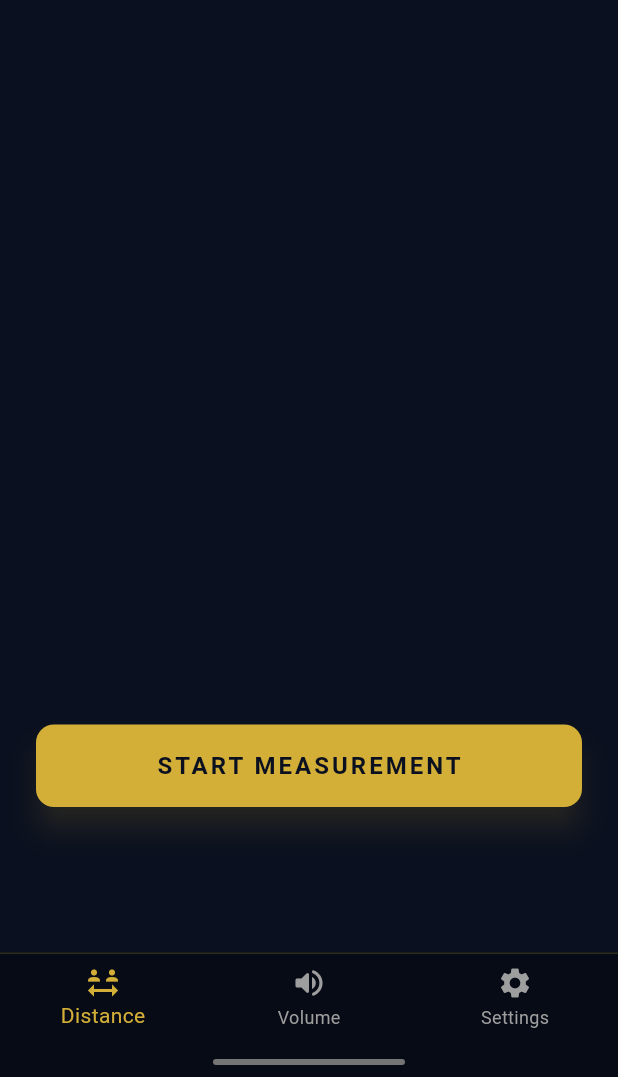
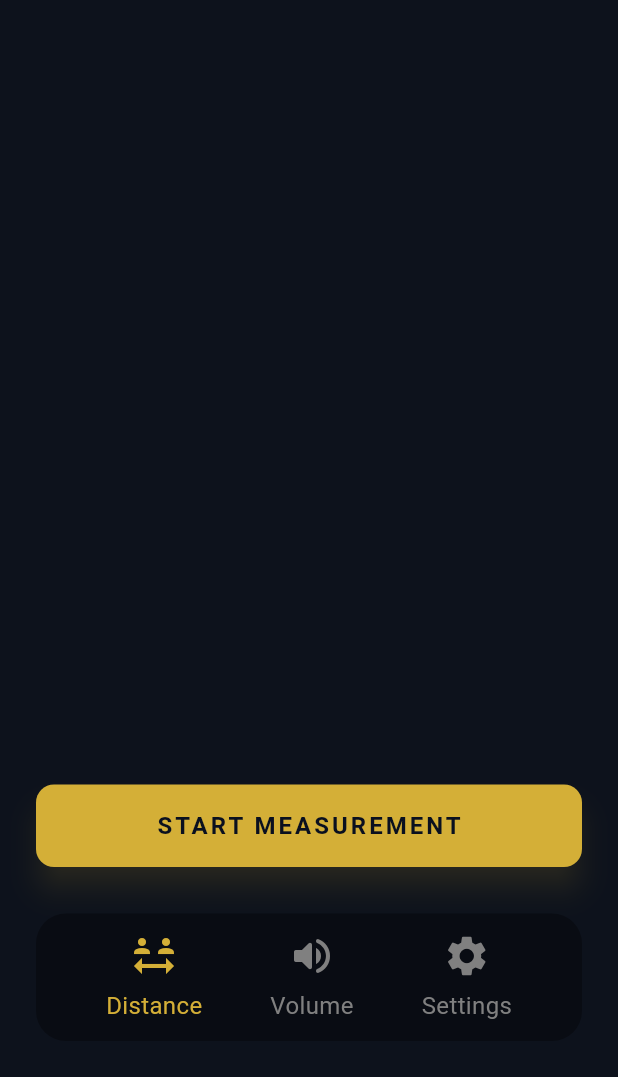
Before and after one commit to SyrenSystem/SyrenApp, a Flutter app: the screen it shows after launch, on a phone screen of 412 x 824 dp, the part 159-1236 px from its top. Run offline on Flutter 3.47's test engine with Material 3 defaults, Android fonts, the phone set to English and light mode, and no system bars; our stand-ins replace flutter_riverpod, shared_preferences; missing offline and left inert: libserialport, mqtt_client, usb_serial.

Commit message:
Looks slick af

```diff
--- a/lib/main.dart
+++ b/lib/main.dart
@@ -234,7 +234,7 @@ class _MainPageState extends ConsumerState<MainPage> {
             Positioned(
               left: 24,
               right: 24,
-              bottom: 180,
+              bottom: 140,
               child: ElevatedButton(
                 onPressed: _startMeasurement,
                 style: ElevatedButton.styleFrom(
@@ -259,55 +259,49 @@ class _MainPageState extends ConsumerState<MainPage> {
             ),
 
           Positioned(
-            left: 0,
-            right: 0,
-            bottom: 0,
+            left: 24,
+            right: 24,
+            bottom: 24,
             child: Container(
+              padding: const EdgeInsets.symmetric(horizontal: 24, vertical: 4),
               decoration: BoxDecoration(
-                color: Colors.black.withValues(alpha: 0.3),
-                border: Border(
-                  top: BorderSide(
-                    color: const Color(0xFFd4af37).withValues(alpha: 0.2),
-                    width: 1,
-                  ),
-                ),
+                color: const Color(0xFF090c13),
+                borderRadius: BorderRadius.circular(20),
               ),
               child: Column(
                 mainAxisSize: MainAxisSize.min,
                 children: [
-                  BottomNavigationBar(
-                    backgroundColor: Colors.transparent,
-                    elevation: 0,
-                    type: BottomNavigationBarType.fixed,
-                    items: const [
-                      BottomNavigationBarItem(
-                        icon: Icon(Icons.social_distance),
+                  Row(
+                    mainAxisAlignment: MainAxisAlignment.spaceAround,
+                    children: [
+                      _buildNavItem(
+                        icon: Icons.social_distance,
                         label: 'Distance',
+                        index: 0,
+                        isSelected: selectedNavIndex == 0,
+                        onTap: () {
+                          ref.read(selectedNavIndexProvider.notifier).state = 0;
+                        },
                       ),
-                      BottomNavigationBarItem(
-                        icon: Icon(Icons.volume_up_rounded),
+                      _buildNavItem(
+                        icon: Icons.volume_up_rounded,
                         label: 'Volume',
+                        index: 1,
+                        isSelected: selectedNavIndex == 1,
+                        onTap: () {
+                          ref.read(selectedNavIndexProvider.notifier).state = 1;
+                        },
                       ),
-                      BottomNavigationBarItem(
-                        icon: Icon(Icons.settings),
+                      _buildNavItem(
+                        icon: Icons.settings,
                         label: 'Settings',
+                        index: 2,
+                        isSelected: selectedNavIndex == 2,
+                        onTap: () {
+                          ref.read(selectedNavIndexProvider.notifier).state = 2;
+                        },
                       ),
                     ],
-                    currentIndex: selectedNavIndex,
-                    selectedItemColor: const Color(0xFFd4af37),
-                    unselectedItemColor: Colors.grey,
-                    onTap: (index) {
-                      ref.read(selectedNavIndexProvider.notifier).state = index;
-                    },
-                  ),
-                  Container(
-                    width: 128,
-                    height: 4,
-                    margin: const EdgeInsets.only(top: 12, bottom: 8),
-                    decoration: BoxDecoration(
-                      color: Colors.grey.shade600,
-                      borderRadius: BorderRadius.circular(2),
-                    ),
                   ),
                 ],
               ),
@@ -317,4 +311,39 @@ class _MainPageState extends ConsumerState<MainPage> {
       ),
     );
   }
+
+  Widget _buildNavItem({
+    required IconData icon,
+    required String label,
+    required int index,
+    required bool isSelected,
+    required VoidCallback onTap,
+  }) {
+    return InkWell(
+      onTap: onTap,
+      borderRadius: BorderRadius.circular(12),
+      child: Padding(
+        padding: const EdgeInsets.symmetric(horizontal: 20, vertical: 8),
+        child: Column(
+          mainAxisSize: MainAxisSize.min,
+          children: [
+            Icon(
+              icon,
+              color: isSelected ? const Color(0xFFd4af37) : const Color(0xFF808080),
+              size: 32,
+            ),
+            const SizedBox(height: 6),
+            Text(
+              label,
+              style: TextStyle(
+                color: isSelected ? const Color(0xFFd4af37) : const Color(0xFF808080),
+                fontSize: 16,
+                fontWeight: FontWeight.w400,
+              ),
+            ),
+          ],
+        ),
+      ),
+    );
+  }
 }
--- a/lib/ui/location_view_page.dart
+++ b/lib/ui/location_view_page.dart
@@ -22,7 +22,7 @@ class _LocationViewPageState extends State<LocationViewPage> {
   Widget build(BuildContext context) {
     return Container(
       decoration: const BoxDecoration(
-        color: Color(0xFF0a101f),
+        color: Color(0xFF0d121c),
       ),
       child: Column(
         children: [
```
